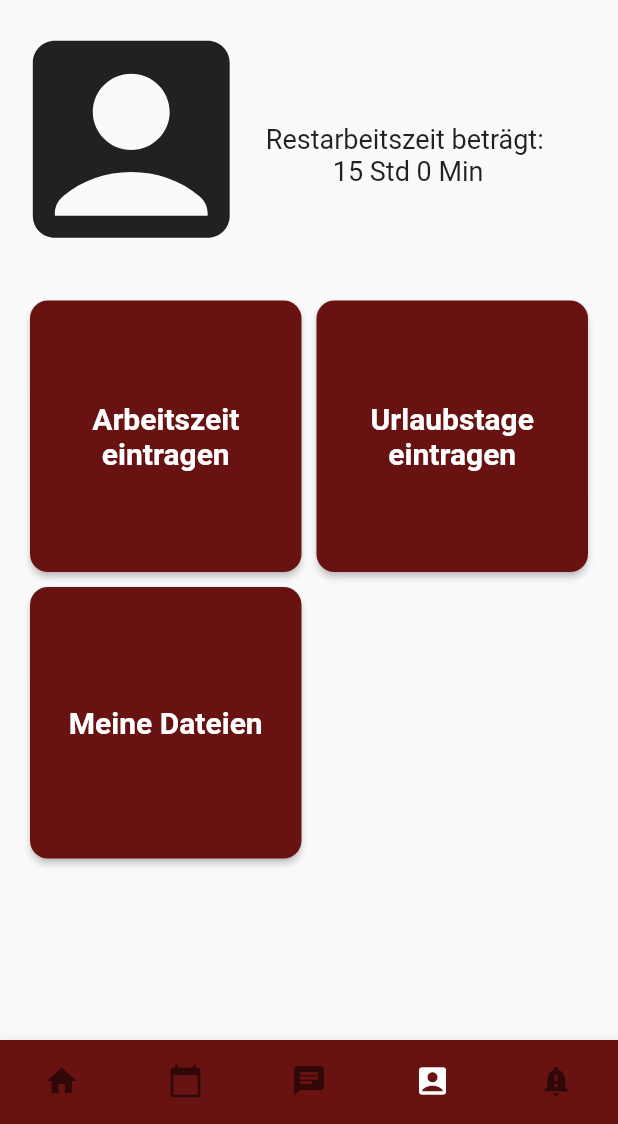
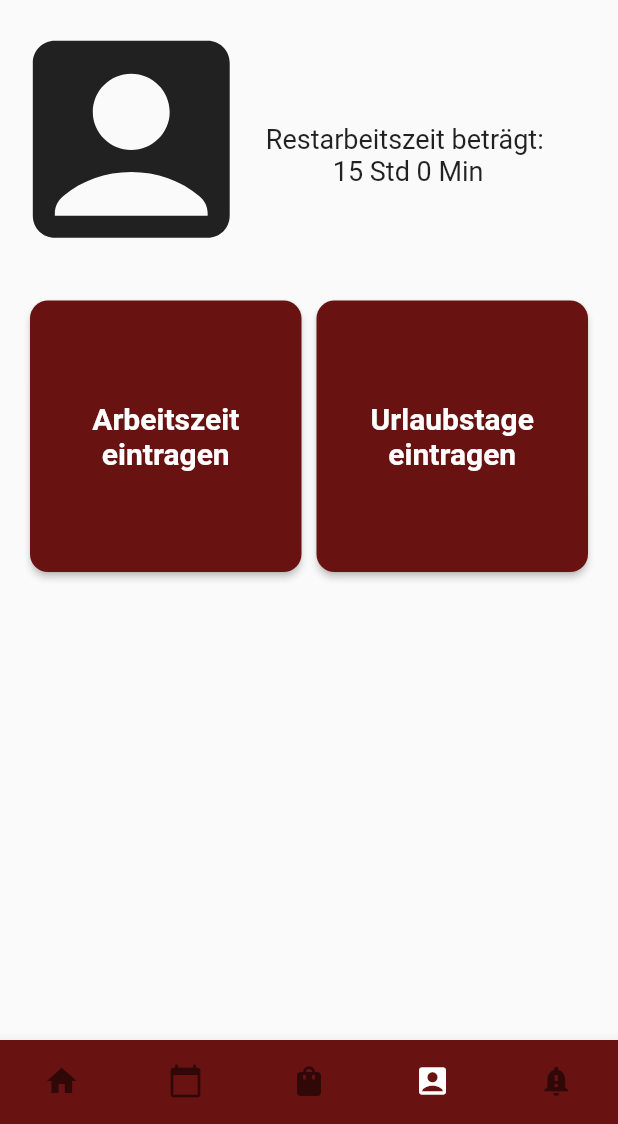
Before and after one commit to 99Nexus/mobile_unterhaltungs_app, a Flutter app: the MainMenu screen opened directly with empty values, item 4 of the bottom bar chosen, on a phone screen of 412 x 824 dp, the part 112-1236 px from its top. Run offline on Flutter 3.47's test engine with Material 2 defaults, Android fonts, the phone set to English and light mode, and no system bars; our stand-ins replace cloud_firestore, firebase_auth, firebase_core, shared_preferences, table_calendar; accounts and stored records are empty.

Commit message:
MeinBereich.dart: überflüssigen Container entfernt. main: Shopping Icon statt Chat Icon Hauptmenue.dart: Produktliste statt Chats ProductList.dart: Kommentare hinzugefügt.

```diff
--- a/lib/Mein Bereich/MeinBereich.dart
+++ b/lib/Mein Bereich/MeinBereich.dart
@@ -99,22 +99,7 @@ class MeinBereich extends StatelessWidget {
                       ),
                     ),
                   ),
-                  Container(child: ElevatedButton(
-                    style: ElevatedButton.styleFrom(
-                      primary: Color.fromARGB(255, 104, 18, 18),
-                      shape: RoundedRectangleBorder(
-                        borderRadius: BorderRadius.circular(12), // <-- Radius
-                      ),
-                    ),
-                    onPressed: () {},
-                    child: Text(
-                      'Meine Dateien',
-                      style:
-                      TextStyle(fontSize: 20.0, fontWeight: FontWeight.bold),
-                      textAlign: TextAlign.center,
-                    ),
-                  ),
-                  )],
+                  ],
               )
           )
         ],
--- a/lib/main.dart
+++ b/lib/main.dart
@@ -97,7 +97,7 @@ class _MainMenuState extends State<MainMenu> {
             label: '',
           ),
           BottomNavigationBarItem(
-            icon: Icon(Icons.chat),
+            icon: Icon(Icons.shopping_bag),
             label: '',
           ),
           BottomNavigationBarItem(
```
Also changed, not shown: lib/Hauptmenue/Hauptmenue.dart (+3 -4 lines), lib/Produktinformationen/ProductList.dart (+7 -6 lines).
